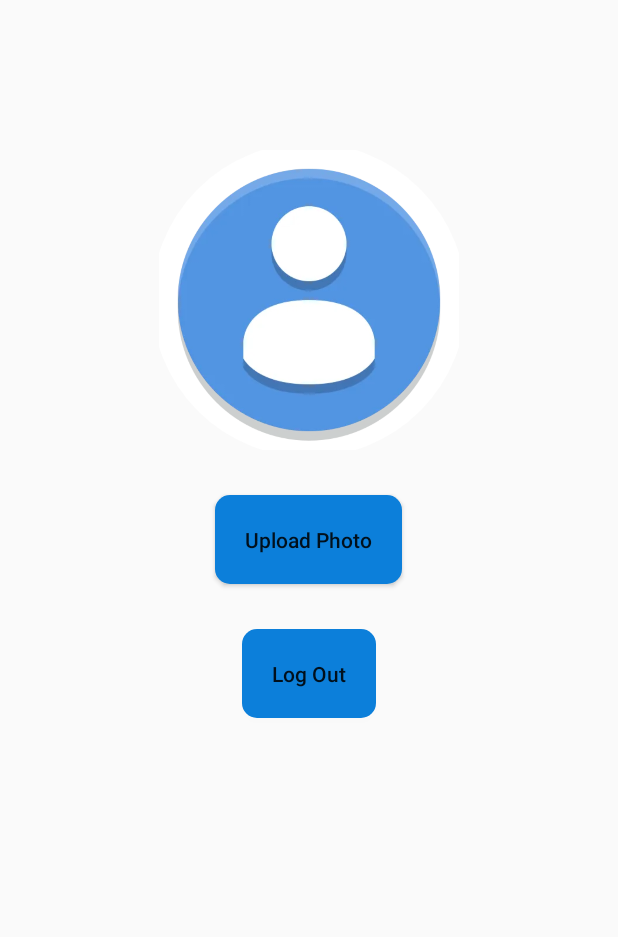
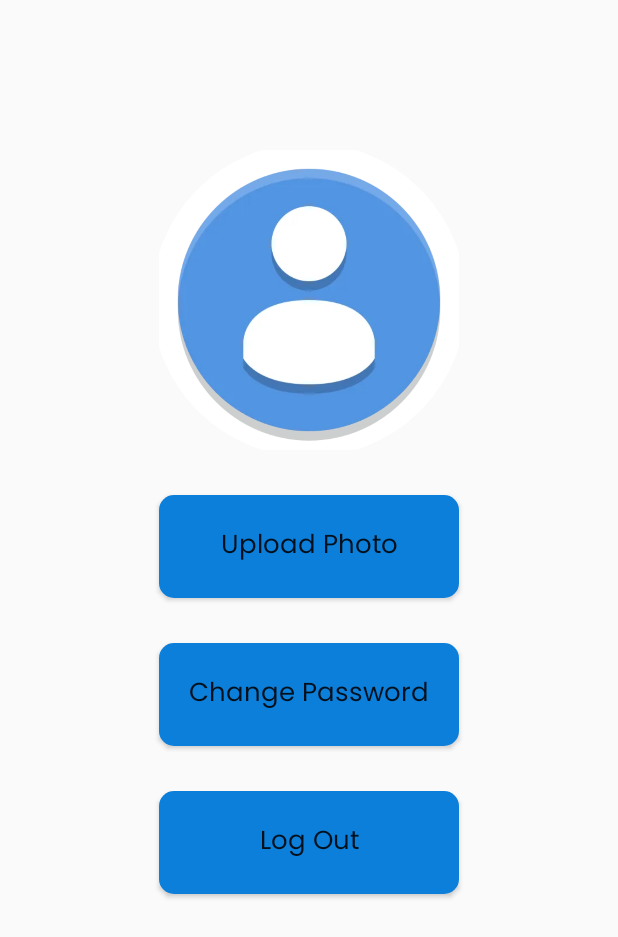
Before and after one commit to lengocphan2001/ChatApplication, an Android app: the screen it shows after launch once a user with an empty profile is signed in (Profile), after a tap on an icon or button, on a phone screen of 412 x 824 dp. Shown: the top 937 px of the screen. Run offline under Robolectric (Android 15) with nearby library versions, the phone set to English and light mode, and no system bars; our stand-ins replace CircleImageView, Firebase (no records; nobody signed in at launch, a user with empty details on screens opened directly), Picasso; 1 statement that could not run was skipped.

Commit message:
updated last mess

```diff
--- a/app/src/main/java/com/example/chatapplication/ChatActivity.java
+++ b/app/src/main/java/com/example/chatapplication/ChatActivity.java
@@ -67,7 +67,9 @@ public class ChatActivity extends AppCompatActivity {
                     String name = snapshot.child("userName").getValue(String.class);
                     txtUserName.setText(name);
                     String image = snapshot.child("imgProfile").getValue(String.class);
-                    Picasso.get().load(image).into(imgUser);
+                    assert image != null;
+                    if (!image.equals("@drawable/img"))
+                        Picasso.get().load(image).into(imgUser);
                 }
                 @Override
                 public void onCancelled(@NonNull DatabaseError error) {
@@ -87,10 +89,11 @@ public class ChatActivity extends AppCompatActivity {
                         assert (modelChat != null);
                         String receiverEmail = modelChat.getReceiver();
                         Log.i("name", receiverEmail);
-                        storeLastMessage.put(new Pair<String, String>(email, receiverEmail), modelChat.getMessage());
+                        if (modelChat.getSender().equals(email) || modelChat.getReceiver().equals(email))
+                            storeLastMessage.put(new Pair<String, String>(email, receiverEmail), modelChat.getMessage());
                     }
                 }
-
+                // le ngoc phan
                 @Override
                 public void onCancelled(@NonNull DatabaseError error) {
 
--- a/app/src/main/java/com/example/chatapplication/message/MessagesList.java
+++ b/app/src/main/java/com/example/chatapplication/message/MessagesList.java
@@ -1,6 +1,6 @@
 package com.example.chatapplication.message;
 
-public class MessagesList {
+public class MessagesList{
     private String name, lassMessage, profilePic, email;
     private int unseenMessages;
     public MessagesList(String email, String name, String lassMessage, String profilePic, int unseenMessages) {
@@ -50,4 +50,5 @@ public class MessagesList {
     public void setEmail(String email) {
         this.email = email;
     }
+
 }
--- a/app/src/main/res/layout/activity_profile.xml
+++ b/app/src/main/res/layout/activity_profile.xml
@@ -15,25 +15,42 @@
         android:layout_centerHorizontal="true"/>
     <Button
         android:id="@+id/btnUploadPhoto"
-        android:layout_width="wrap_content"
+        android:layout_width="200dp"
         android:layout_height="wrap_content"
         android:text="Upload Photo"
         android:background="@drawable/backgroundbutton"
         android:textAllCaps="false"
         android:padding="20dp"
+        android:fontFamily="@font/regular"
         android:layout_marginTop="30dp"
         android:layout_below="@id/proFileImage"
+        android:textSize="17sp"
+        android:layout_centerHorizontal="true"/>
+    <Button
+        android:id="@+id/btnChangePassword"
+        android:layout_width="200dp"
+        android:layout_height="wrap_content"
+        android:text="Change Password"
+        android:fontFamily="@font/regular"
+        android:background="@drawable/backgroundbutton"
+        android:textSize="17sp"
+        android:textAllCaps="false"
+        android:padding="20dp"
+        android:layout_marginTop="30dp"
+        android:layout_below="@id/btnUploadPhoto"
         android:layout_centerHorizontal="true"/>
     <Button
         android:id="@+id/btnLogOut"
-        android:layout_width="wrap_content"
+        android:layout_width="200dp"
         android:layout_height="wrap_content"
         android:text="Log Out"
+        android:fontFamily="@font/regular"
         android:textAllCaps="false"
         android:layout_marginTop="30dp"
         android:padding="20dp"
         android:background="@drawable/backgroundbutton"
-        android:layout_below="@id/btnUploadPhoto"
+        android:textSize="17sp"
+        android:layout_below="@id/btnChangePassword"
         android:layout_centerHorizontal="true"/>
 
 </RelativeLayout>
--- a/app/src/main/res/layout/message_adapter.xml
+++ b/app/src/main/res/layout/message_adapter.xml
@@ -63,6 +63,6 @@
     <View
         android:layout_below="@id/layOutMain"
         android:layout_width="match_parent"
-        android:layout_height="1dp"
+        android:layout_height="0.5dp"
         android:background="@color/blue"/>
 </RelativeLayout>
```
